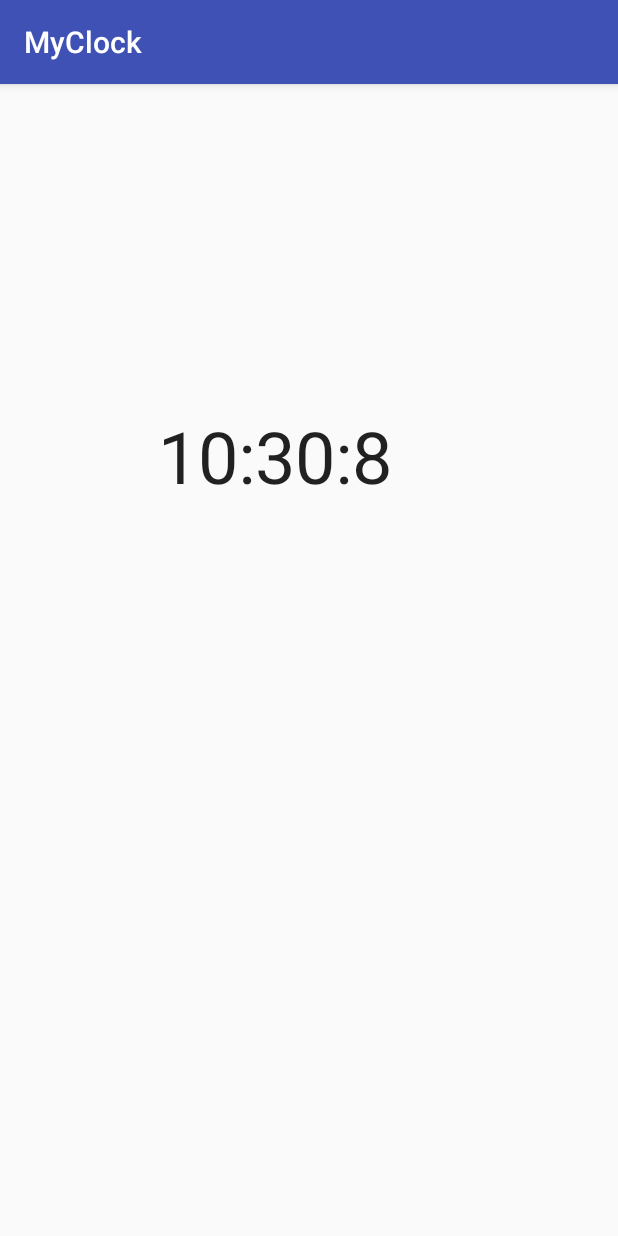
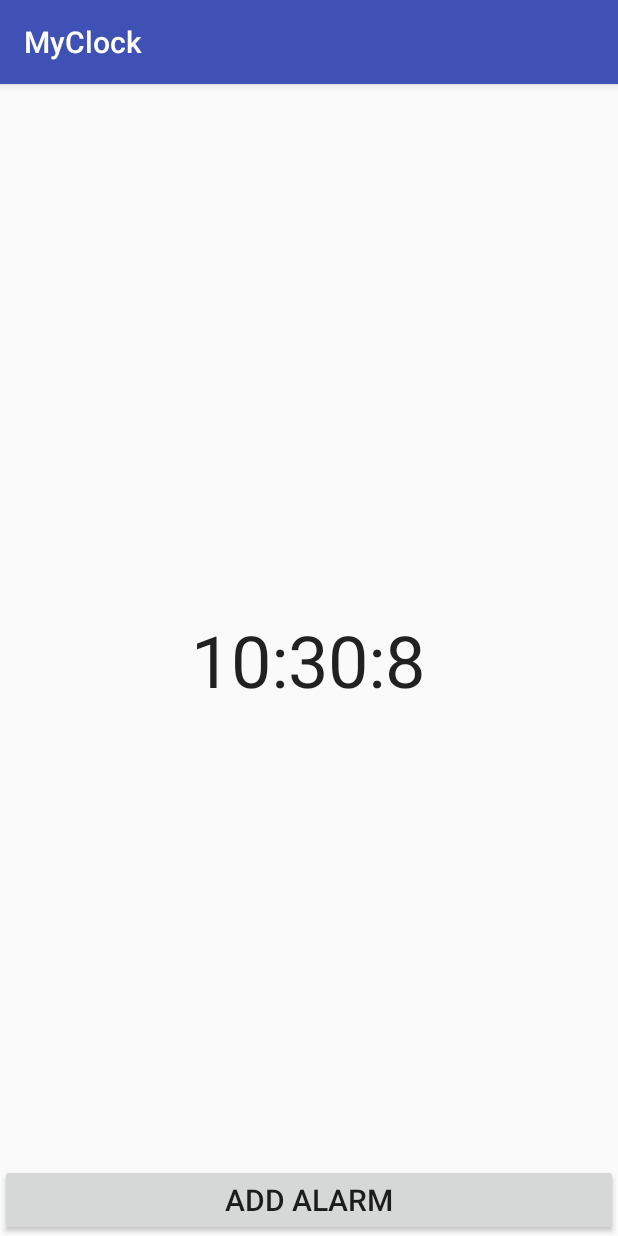
Before and after one commit to 993739033/MyClock, an Android app: the screen it shows after launch (MainActivity), on a phone screen of 412 x 824 dp. Run offline under Robolectric (Android 15) with nearby library versions, the light colour scheme and no system bars.

Commit message:
添加了闹钟的设置功能

```diff
--- a/app/src/main/res/layout/activity_main.xml
+++ b/app/src/main/res/layout/activity_main.xml
@@ -1,19 +1,19 @@
 <?xml version="1.0" encoding="utf-8"?>
-<android.support.constraint.ConstraintLayout xmlns:android="http://schemas.android.com/apk/res/android"
+<LinearLayout xmlns:android="http://schemas.android.com/apk/res/android"
     xmlns:app="http://schemas.android.com/apk/res-auto"
     xmlns:tools="http://schemas.android.com/tools"
     android:layout_width="match_parent"
     android:layout_height="match_parent"
+    android:orientation="vertical"
     tools:context="com.app.myclock.MainActivity">
 
 
     <TabHost
-        android:layout_width="368dp"
-        android:layout_height="495dp"
+        android:layout_width="match_parent"
+        android:layout_height="match_parent"
+        android:id="@+id/tabhost"
         tools:layout_editor_absoluteY="8dp"
-        tools:layout_editor_absoluteX="8dp"
-        android:id="@+id/tabhost"
-        >
+        tools:layout_editor_absoluteX="8dp">
 
         <LinearLayout
             android:layout_width="match_parent"
@@ -30,29 +30,27 @@
                 android:layout_width="match_parent"
                 android:layout_height="match_parent">
 
-                <com.app.myclock.TimeView
-                    android:id="@+id/tabTime"
-                    android:layout_width="match_parent"
-                    android:layout_height="match_parent"
-                    android:gravity="center"
-                    android:orientation="vertical">
-                    <TextView
-                        android:textSize="48dp"
-                        android:layout_width="wrap_content"
-                        android:layout_height="wrap_content"
-                        android:textAppearance="?attr/textAppearanceLargePopupMenu"
-                        android:id="@+id/showTime"
-                        />
-
-                </com.app.myclock.TimeView>
-
-                <LinearLayout
+                <com.app.myclock.AlarmView
                     android:id="@+id/tabAlarm"
                     android:layout_width="match_parent"
                     android:layout_height="match_parent"
                     android:orientation="vertical">
+                    <ListView
+                        android:id="@+id/listview"
+                        android:layout_width="match_parent"
+                        android:layout_height="match_parent"
+                        android:layout_weight="1">
+                    </ListView>
+                    <Button
+                        android:layout_width="match_parent"
+                        android:layout_height="wrap_content"
+                        android:id="@+id/Btn_addAlarm"
+                        android:textSize="20dp"
+                        android:text="Add Alarm"
+                        />
 
-                </LinearLayout>
+
+                </com.app.myclock.AlarmView>
 
                 <LinearLayout
                     android:id="@+id/tabTimer"
@@ -68,9 +66,25 @@
                     android:orientation="vertical">
 
                 </LinearLayout>
+
+                <com.app.myclock.TimeView
+                    android:id="@+id/tabTime"
+                    android:layout_width="match_parent"
+                    android:layout_height="match_parent"
+                    android:gravity="center"
+                    android:orientation="vertical">
+
+                    <TextView
+                        android:id="@+id/showTime"
+                        android:layout_width="wrap_content"
+                        android:layout_height="wrap_content"
+                        android:textAppearance="?attr/textAppearanceLargePopupMenu"
+                        android:textSize="48dp" />
+
+                </com.app.myclock.TimeView>
             </FrameLayout>
         </LinearLayout>
     </TabHost>
 
 
-</android.support.constraint.ConstraintLayout>
+</LinearLayout>
```
Also changed, not shown: app/src/main/java/com/app/myclock/AlarmView.java (added, +96 -0 lines).
